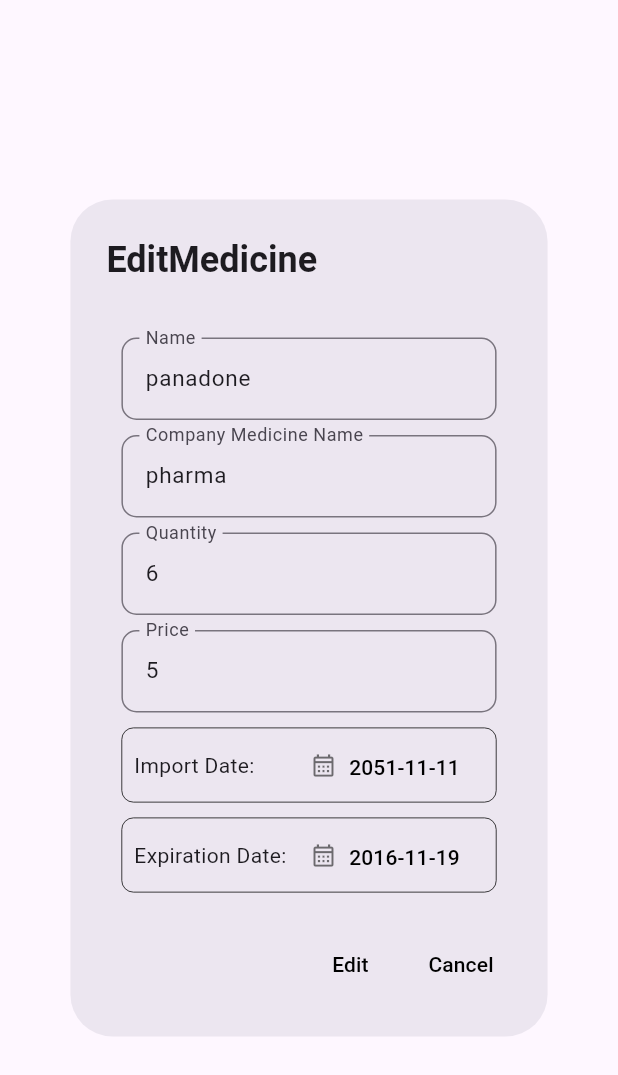
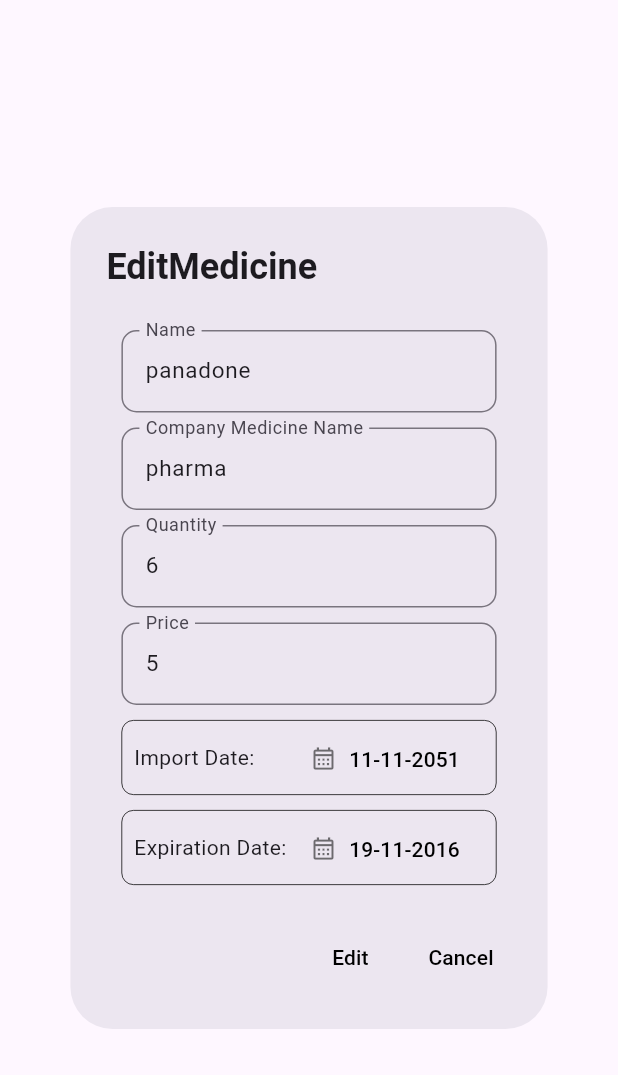
Before and after one commit to Tan2DK/Doctor-Pet, a Flutter app: the EditMedicineDialog widget shown alone on an empty page, opened directly with sample values from the repository, on a phone screen of 412 x 824 dp. Shown: the top 1075 px of the screen. Run offline on Flutter 3.47's test engine with Material 3 defaults, Android fonts, the phone set to English and light mode, and no system bars; our stand-ins replace flutter_easyloading, get, responsive_framework, table_calendar.

Commit message:
update format day clinic medicine

```diff
--- a/packages/doctor_pet/lib/views/clinic_manager/medicine/clinic_medicine_controller.dart
+++ b/packages/doctor_pet/lib/views/clinic_manager/medicine/clinic_medicine_controller.dart
@@ -29,7 +29,6 @@ class ClinicMedicineController extends GetxController {
         medicine.companyMedicineName.isEmpty ||
         medicine.quantity.isEmpty ||
         medicine.price.isEmpty) return;
-
     if (medicine.idMedicine.isEmpty) {
       dataMockMedicine.value.add(medicine.copyWith(
           idMedicine: dataMockMedicine.value.length.toString()));
--- a/packages/doctor_pet/lib/views/clinic_manager/medicine/clinic_medicine_view.dart
+++ b/packages/doctor_pet/lib/views/clinic_manager/medicine/clinic_medicine_view.dart
@@ -1,6 +1,7 @@
 import 'package:doctor_pet/common_widget/custom_button/custom_button_action_widget.dart';
 import 'package:doctor_pet/common_widget/custom_searchbar_widget.dart';
 import 'package:doctor_pet/common_widget/custom_text/custom_text_widget.dart';
+import 'package:doctor_pet/utils/app_extension.dart';
 import 'package:doctor_pet/views/clinic_manager/medicine/clinic_medicine_controller.dart';
 import 'package:flutter/material.dart';
 import 'package:doctor_pet/core/data/medicine.dart';
@@ -93,12 +94,14 @@ class ClinicMedicineView extends GetView<ClinicMedicineController> {
                             DataTitleModel(
                                 name: data[index]
                                     .importDate
+                                    .formatDateTime('dd-MM-yyyy')
                                     .toString()
                                     .substring(0, 10),
                                 flex: 4),
                             DataTitleModel(
                                 name: data[index]
                                     .expirationDate
+                                    .formatDateTime('dd-MM-yyyy')
                                     .toString()
                                     .substring(0, 10),
                                 flex: 4),
--- a/packages/doctor_pet/lib/views/clinic_manager/medicine/widgets/edit_medicine_dialog.dart
+++ b/packages/doctor_pet/lib/views/clinic_manager/medicine/widgets/edit_medicine_dialog.dart
@@ -1,9 +1,7 @@
 import 'package:flutter/material.dart';
-
 import 'package:doctor_pet/core/data/medicine.dart';
 import 'package:doctor_pet/utils/app_extension.dart';
 import 'package:get/get.dart';
-
 import '../../../../common_widget/custom_text/custom_text_widget.dart';
 
 class EditMedicineDialog extends StatefulWidget {
@@ -57,7 +55,6 @@ class _EditMedicineDialogState extends State<EditMedicineDialog> {
             crossAxisAlignment: CrossAxisAlignment.start,
             mainAxisSize: MainAxisSize.min,
             children: [
-              const SizedBox(height: 10),
               TextField(
                 keyboardType: TextInputType.text,
                 controller: textControllerName,
@@ -131,7 +128,7 @@ class _EditMedicineDialogState extends State<EditMedicineDialog> {
                           });
                         },
                         label: CustomTextWidget(
-                          text: importDate.formatDateTime('yyyy-MM-dd'),
+                          text: importDate.formatDateTime('dd-MM-yyyy'),
                           txtColor: Colors.black,
                         )),
                   ],
@@ -170,7 +167,7 @@ class _EditMedicineDialogState extends State<EditMedicineDialog> {
                           });
                         },
                         label: CustomTextWidget(
-                          text: expirationDate.formatDateTime('yyyy-MM-dd'),
+                          text: expirationDate.formatDateTime('dd-MM-yyyy'),
                           txtColor: Colors.black,
                         )),
                   ],
```
